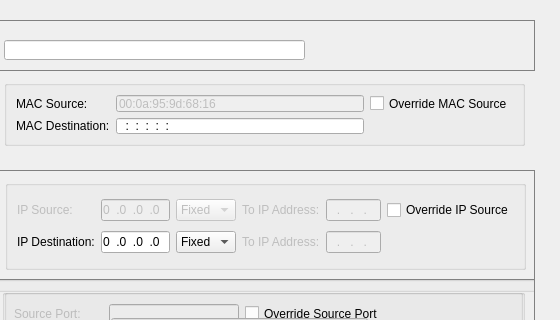
This is createsession.ui in MonteDarkfloyd/RUGE as Qt 5 draws it before an edit; both pictures show x 126 to 686 and y 0 to 320 of the 686 by 599 pixel window. The edited form follows.
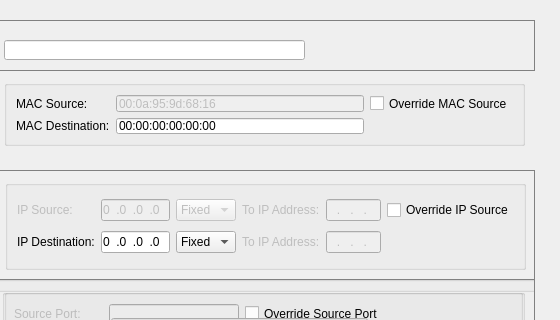
This is the edited form. Icons and pictures are not drawn.

Commit message: Createsession: esc pressed closes. Enter pressed sets focus to confirm button or presses confirm button if it already has focus. Mouse doubleclick edits session. Delete selects previous session.

What changed in the file:
```diff
--- a/createsession.ui
+++ b/createsession.ui
@@ -204,6 +204,9 @@
         <property name="inputMask">
          <string>HH:HH:HH:HH:HH:HH</string>
         </property>
+        <property name="text">
+         <string>00:00:00:00:00:00</string>
+        </property>
        </widget>
       </item>
      </layout>
```
The commit also changes 4 other files.
